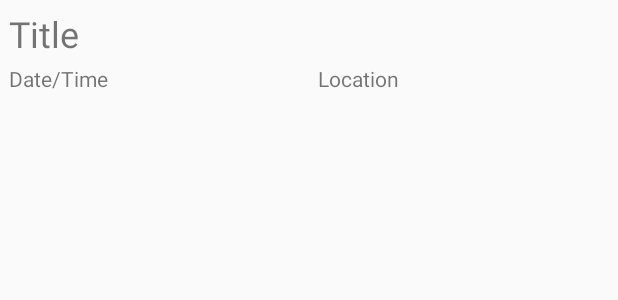
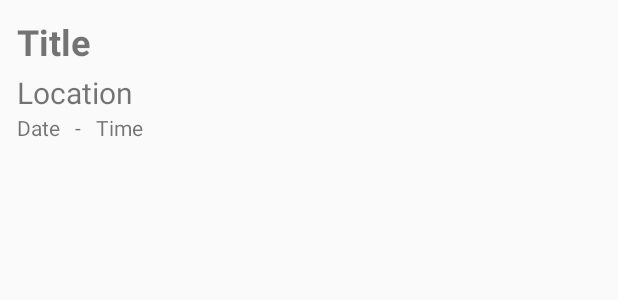
Before and after one commit to Kaosorer/NoteLocationTake, an Android app: the layout menu_item.xml on its own in the app's theme, with its tools: preview values and no code run, on a phone screen of 412 x 824 dp. Shown: the top 300 px of the screen. Run offline under Robolectric (Android 15) with nearby library versions, the phone set to English and light mode, and no system bars.

```diff
--- a/app/src/main/res/layout/menu_item.xml
+++ b/app/src/main/res/layout/menu_item.xml
@@ -1,45 +1,60 @@
 <?xml version="1.0" encoding="utf-8"?>
 <LinearLayout xmlns:android="http://schemas.android.com/apk/res/android"
-    android:orientation="vertical" android:layout_width="match_parent"
-    android:layout_height="match_parent"
-    android:layout_margin="6dp"
-    >
+    android:layout_width="match_parent"
+    android:layout_height="wrap_content"
+    android:layout_margin="6dp">
 
     <LinearLayout
         android:layout_width="match_parent"
         android:layout_height="wrap_content"
         android:orientation="vertical"
-        >
+        android:padding="5dp">
 
         <TextView
-            android:id="@+id/textViewTitle"
+            android:id="@+id/textViewTitleItem"
             android:layout_width="match_parent"
             android:layout_height="wrap_content"
+            android:layout_marginBottom="4dp"
+            android:text="Title"
             android:textSize="24dp"
-            android:text="Title"
-            android:layout_marginBottom="4dp"
-            />
+            android:textStyle="bold" />
 
-        <LinearLayout
+        <TextView
+            android:id="@+id/textViewLocationItem"
+            android:layout_width="wrap_content"
+            android:layout_height="wrap_content"
+            android:layout_weight="1"
+            android:text="Location"
+            android:textSize="20dp" />
+
+        <RelativeLayout
             android:layout_width="match_parent"
-            android:layout_height="match_parent"
-            android:orientation="horizontal">
+            android:layout_height="match_parent">
 
             <TextView
-                android:id="@+id/textViewDate"
+                android:id="@+id/textViewDateItem"
                 android:layout_width="wrap_content"
                 android:layout_height="wrap_content"
-                android:layout_weight="1"
-                android:text="Date/Time"
+                android:paddingRight="10dp"
+                android:text="Date"
 
                 />
 
             <TextView
-                android:id="@+id/textViewLocation"
+                android:id="@+id/dateTimeSeparatorItem"
                 android:layout_width="wrap_content"
                 android:layout_height="wrap_content"
-                android:layout_weight="1"
-                android:text="Location" />
-        </LinearLayout>
+                android:layout_toRightOf="@id/textViewDateItem"
+                android:text="-" />
+
+            <TextView
+                android:id="@+id/textViewTimeItem"
+                android:layout_width="wrap_content"
+                android:layout_height="wrap_content"
+                android:layout_toRightOf="@id/dateTimeSeparatorItem"
+                android:paddingLeft="10dp"
+                android:text="Time" />
+
+        </RelativeLayout>
     </LinearLayout>
 </LinearLayout>
```
Also changed, not shown: app/src/main/java/com/example/notelocationtake/Adapter.java (added, +63 -0 lines), app/src/main/java/com/example/notelocationtake/AddNote.java (+21 -0 lines), app/src/main/java/com/example/notelocationtake/DBHelper.java (+40 -0 lines), app/src/main/java/com/example/notelocationtake/MainActivity.java (+12 -0 lines).
